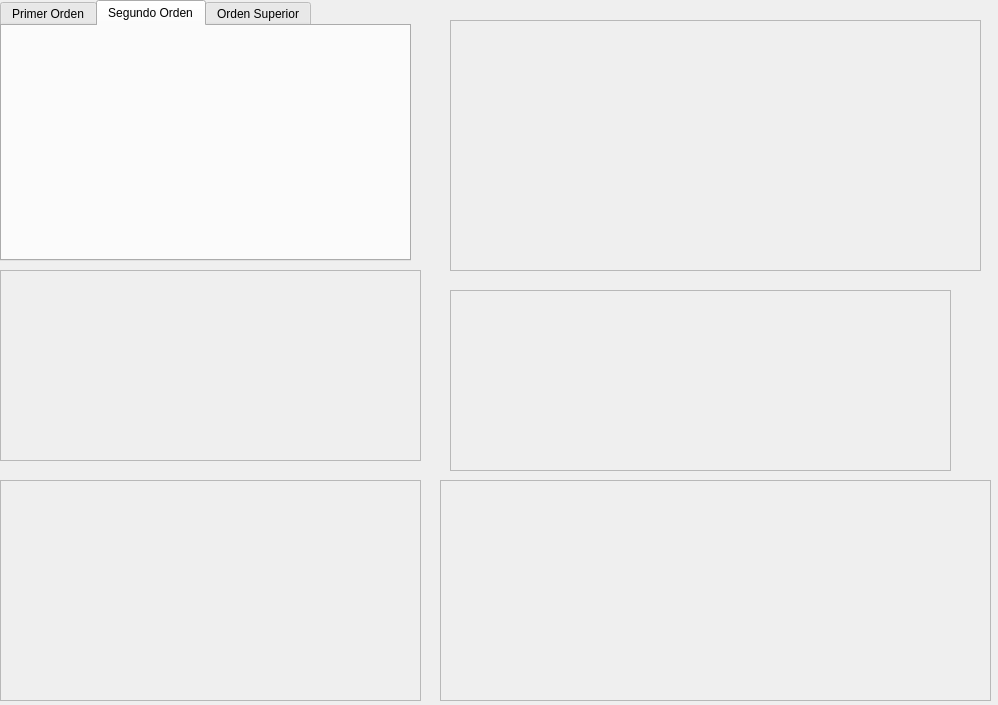
Qt form Graficador.ui (omsmarian/Tp_electro) before a commit.
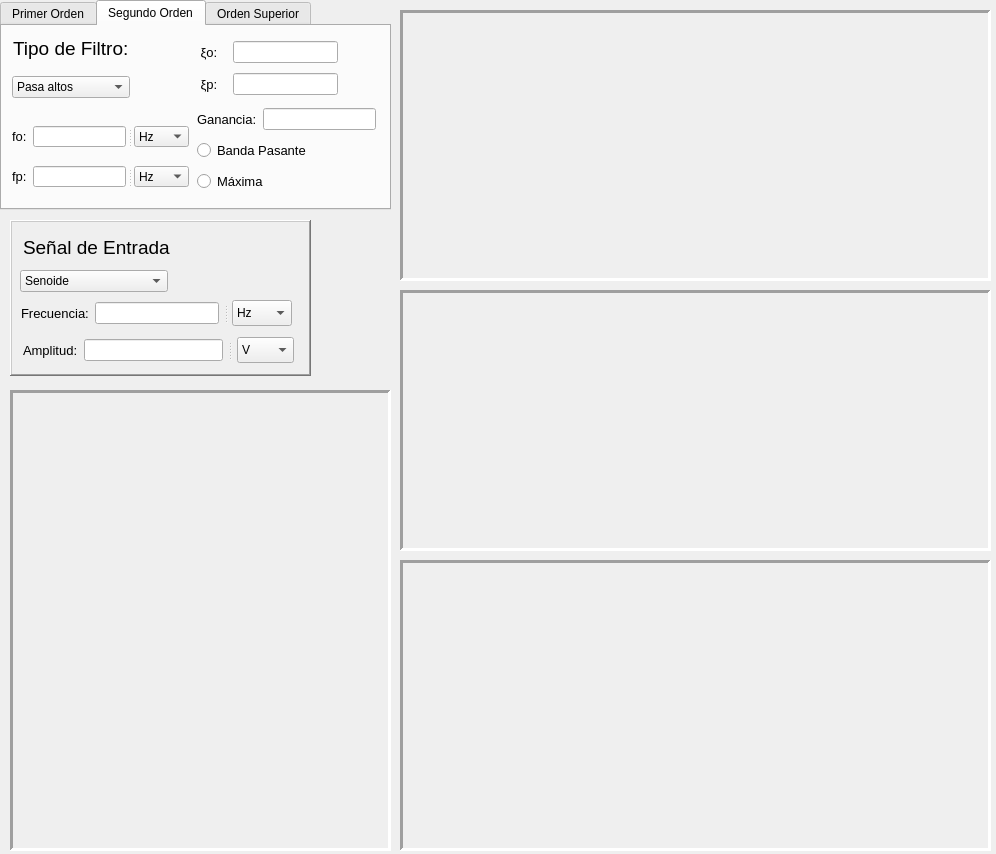
The same form after that commit. The open tabs and pages were chosen to show the change.

Commit message: logica de app

The edit to the form file:
```diff
--- a/Graficador.ui
+++ b/Graficador.ui
@@ -6,10 +6,22 @@
    <rect>
     <x>0</x>
     <y>0</y>
-    <width>998</width>
-    <height>705</height>
+    <width>996</width>
+    <height>854</height>
    </rect>
   </property>
+  <property name="minimumSize">
+   <size>
+    <width>996</width>
+    <height>854</height>
+   </size>
+  </property>
+  <property name="maximumSize">
+   <size>
+    <width>996</width>
+    <height>854</height>
+   </size>
+  </property>
   <property name="windowTitle">
    <string>UwU</string>
   </property>
@@ -19,43 +31,10 @@
      <rect>
       <x>0</x>
       <y>0</y>
-      <width>411</width>
-      <height>261</height>
+      <width>391</width>
+      <height>210</height>
      </rect>
     </property>
-    <property name="cursor">
-     <cursorShape>ArrowCursor</cursorShape>
-    </property>
-    <property name="focusPolicy">
-     <enum>Qt::ClickFocus</enum>
-    </property>
-    <property name="contextMenuPolicy">
-     <enum>Qt::NoContextMenu</enum>
-    </property>
-    <property name="layoutDirection">
-     <enum>Qt::LeftToRight</enum>
-    </property>
-    <property name="autoFillBackground">
-     <bool>false</bool>
-    </property>
-    <property name="inputMethodHints">
-     <set>Qt::ImhNone</set>
-    </property>
-    <property name="currentIndex">
-     <number>0</number>
-    </property>
-    <property name="usesScrollButtons">
-     <bool>true</bool>
-    </property>
-    <property name="documentMode">
-     <bool>false</bool>
-    </property>
-    <property name="tabsClosable">
-     <bool>false</bool>
-    </property>
-    <property name="tabBarAutoHide">
-     <bool>false</bool>
-    </property>
     <widget class="QWidget" name="tab">
      <attribute name="title">
       <string>Primer Orden</string>
@@ -96,13 +75,13 @@
        </property>
       </item>
      </widget>
-     <widget class="QLabel" name="label">
+     <widget class="QLabel" name="label_5">
       <property name="geometry">
        <rect>
-        <x>10</x>
-        <y>10</y>
-        <width>101</width>
-        <height>31</height>
+        <x>11</x>
+        <y>11</y>
+        <width>141</width>
+        <height>22</height>
        </rect>
       </property>
       <property name="font">
@@ -110,11 +89,14 @@
         <pointsize>14</pointsize>
        </font>
       </property>
-      <property name="layoutDirection">
-       <enum>Qt::LeftToRight</enum>
+      <property name="frameShape">
+       <enum>QFrame::NoFrame</enum>
+      </property>
+      <property name="frameShadow">
+       <enum>QFrame::Plain</enum>
       </property>
       <property name="text">
-       <string>Tipo Filtro</string>
+       <string>Tipo de Filtro:</string>
       </property>
       <property name="scaledContents">
        <bool>false</bool>
@@ -168,6 +150,325 @@
      <attribute name="title">
       <string>Segundo Orden</string>
      </attribute>
+     <widget class="QWidget" name="layoutWidget_8">
+      <property name="geometry">
+       <rect>
+        <x>195</x>
+        <y>78</y>
+        <width>179</width>
+        <height>92</height>
+       </rect>
+      </property>
+      <layout class="QVBoxLayout" name="verticalLayout_3">
+       <item>
+        <layout class="QHBoxLayout" name="horizontalLayout_12">
+         <item>
+          <widget class="QLabel" name="ganancia2label">
+           <property name="font">
+            <font>
+             <pointsize>10</pointsize>
+            </font>
+           </property>
+           <property name="text">
+            <string>Ganancia:</string>
+           </property>
+          </widget>
+         </item>
+         <item>
+          <widget class="QLineEdit" name="ganancia2"/>
+         </item>
+        </layout>
+       </item>
+       <item>
+        <widget class="QRadioButton" name="bandapa2">
+         <property name="font">
+          <font>
+           <pointsize>10</pointsize>
+          </font>
+         </property>
+         <property name="text">
+          <string>Banda Pasante</string>
+         </property>
+        </widget>
+       </item>
+       <item>
+        <widget class="QRadioButton" name="max2">
+         <property name="font">
+          <font>
+           <pointsize>10</pointsize>
+          </font>
+         </property>
+         <property name="text">
+          <string>Máxima</string>
+         </property>
+        </widget>
+       </item>
+      </layout>
+     </widget>
+     <widget class="QComboBox" name="filtro2">
+      <property name="geometry">
+       <rect>
+        <x>10</x>
+        <y>50</y>
+        <width>121</width>
+        <height>22</height>
+       </rect>
+      </property>
+      <property name="editable">
+       <bool>false</bool>
+      </property>
+      <property name="sizeAdjustPolicy">
+       <enum>QComboBox::AdjustToContents</enum>
+      </property>
+      <item>
+       <property name="text">
+        <string>Pasa altos</string>
+       </property>
+      </item>
+      <item>
+       <property name="text">
+        <string>Pasa bajos</string>
+       </property>
+      </item>
+      <item>
+       <property name="text">
+        <string>Pasa todo</string>
+       </property>
+      </item>
+      <item>
+       <property name="text">
+        <string>Pasa Banda</string>
+       </property>
+      </item>
+      <item>
+       <property name="text">
+        <string>Notch</string>
+       </property>
+      </item>
+      <item>
+       <property name="text">
+        <string>Low-pass notch</string>
+       </property>
+      </item>
+      <item>
+       <property name="text">
+        <string>High-pass notch</string>
+       </property>
+      </item>
+      <item>
+       <property name="text">
+        <string>Arbitrarios</string>
+       </property>
+      </item>
+     </widget>
+     <widget class="QWidget" name="layoutWidget_10">
+      <property name="geometry">
+       <rect>
+        <x>195</x>
+        <y>45</y>
+        <width>141</width>
+        <height>26</height>
+       </rect>
+      </property>
+      <layout class="QHBoxLayout" name="horizontalLayout_14" stretch="0,0">
+       <property name="spacing">
+        <number>15</number>
+       </property>
+       <item>
+        <widget class="QLabel" name="psiplabel">
+         <property name="font">
+          <font>
+           <pointsize>10</pointsize>
+          </font>
+         </property>
+         <property name="text">
+          <string> ξp:</string>
+         </property>
+        </widget>
+       </item>
+       <item>
+        <widget class="QLineEdit" name="psip">
+         <property name="text">
+          <string/>
+         </property>
+        </widget>
+       </item>
+      </layout>
+     </widget>
+     <widget class="QWidget" name="layoutWidget_9">
+      <property name="geometry">
+       <rect>
+        <x>195</x>
+        <y>11</y>
+        <width>141</width>
+        <height>31</height>
+       </rect>
+      </property>
+      <layout class="QHBoxLayout" name="horizontalLayout_13">
+       <property name="spacing">
+        <number>15</number>
+       </property>
+       <item>
+        <widget class="QLabel" name="psiolabel">
+         <property name="font">
+          <font>
+           <pointsize>10</pointsize>
+          </font>
+         </property>
+         <property name="text">
+          <string> ξo:</string>
+         </property>
+        </widget>
+       </item>
+       <item>
+        <widget class="QLineEdit" name="psio">
+         <property name="text">
+          <string/>
+         </property>
+        </widget>
+       </item>
+      </layout>
+     </widget>
+     <widget class="QLabel" name="label">
+      <property name="geometry">
+       <rect>
+        <x>11</x>
+        <y>11</y>
+        <width>141</width>
+        <height>22</height>
+       </rect>
+      </property>
+      <property name="font">
+       <font>
+        <pointsize>14</pointsize>
+       </font>
+      </property>
+      <property name="text">
+       <string>Tipo de Filtro:</string>
+      </property>
+     </widget>
+     <widget class="QSplitter" name="splitter_6">
+      <property name="geometry">
+       <rect>
+        <x>10</x>
+        <y>100</y>
+        <width>177</width>
+        <height>21</height>
+       </rect>
+      </property>
+      <property name="orientation">
+       <enum>Qt::Horizontal</enum>
+      </property>
+      <property name="handleWidth">
+       <number>8</number>
+      </property>
+      <widget class="QWidget" name="layoutWidget_13">
+       <layout class="QHBoxLayout" name="horizontalLayout_2">
+        <item>
+         <widget class="QLabel" name="fo2label">
+          <property name="font">
+           <font>
+            <pointsize>10</pointsize>
+           </font>
+          </property>
+          <property name="text">
+           <string>fo:</string>
+          </property>
+         </widget>
+        </item>
+        <item>
+         <widget class="QLineEdit" name="fo2">
+          <property name="text">
+           <string/>
+          </property>
+         </widget>
+        </item>
+       </layout>
+      </widget>
+      <widget class="QComboBox" name="unitfo2">
+       <item>
+        <property name="text">
+         <string>Hz</string>
+        </property>
+       </item>
+       <item>
+        <property name="text">
+         <string>KHz</string>
+        </property>
+       </item>
+       <item>
+        <property name="text">
+         <string>MHz</string>
+        </property>
+       </item>
+       <item>
+        <property name="text">
+         <string>GHz</string>
+        </property>
+       </item>
+      </widget>
+     </widget>
+     <widget class="QSplitter" name="splitter_7">
+      <property name="geometry">
+       <rect>
+        <x>10</x>
+        <y>140</y>
+        <width>177</width>
+        <height>21</height>
+       </rect>
+      </property>
+      <property name="orientation">
+       <enum>Qt::Horizontal</enum>
+      </property>
+      <property name="handleWidth">
+       <number>8</number>
+      </property>
+      <widget class="QWidget" name="layoutWidget_6">
+       <layout class="QHBoxLayout" name="horizontalLayout_10">
+        <item>
+         <widget class="QLabel" name="fp2label">
+          <property name="font">
+           <font>
+            <pointsize>10</pointsize>
+           </font>
+          </property>
+          <property name="text">
+           <string>fp:</string>
+          </property>
+         </widget>
+        </item>
+        <item>
+         <widget class="QLineEdit" name="fp2">
+          <property name="text">
+           <string/>
+          </property>
+         </widget>
+        </item>
+       </layout>
+      </widget>
+      <widget class="QComboBox" name="unitfp2">
+       <item>
+        <property name="text">
+         <string>Hz</string>
+        </property>
+       </item>
+       <item>
+        <property name="text">
+         <string>KHz</string>
+        </property>
+       </item>
+       <item>
+        <property name="text">
+         <string>MHz</string>
+        </property>
+       </item>
+       <item>
+        <property name="text">
+         <string>GHz</string>
+        </property>
+       </item>
+      </widget>
+     </widget>
     </widget>
     <widget class="QWidget" name="tab_3">
      <attribute name="title">
@@ -178,81 +479,286 @@
    <widget class="QFrame" name="frame">
     <property name="geometry">
      <rect>
-      <x>450</x>
-      <y>20</y>
-      <width>531</width>
-      <height>251</height>
+      <x>400</x>
+      <y>10</y>
+      <width>591</width>
+      <height>271</height>
      </rect>
     </property>
     <property name="frameShape">
-     <enum>QFrame::StyledPanel</enum>
+     <enum>QFrame::Panel</enum>
     </property>
     <property name="frameShadow">
-     <enum>QFrame::Raised</enum>
+     <enum>QFrame::Sunken</enum>
+    </property>
+    <property name="lineWidth">
+     <number>3</number>
     </property>
    </widget>
    <widget class="QFrame" name="frame_2">
     <property name="geometry">
      <rect>
-      <x>450</x>
+      <x>400</x>
       <y>290</y>
-      <width>501</width>
-      <height>181</height>
+      <width>591</width>
+      <height>261</height>
      </rect>
     </property>
     <property name="frameShape">
-     <enum>QFrame::StyledPanel</enum>
+     <enum>QFrame::Panel</enum>
     </property>
     <property name="frameShadow">
-     <enum>QFrame::Raised</enum>
+     <enum>QFrame::Sunken</enum>
+    </property>
+    <property name="lineWidth">
+     <number>3</number>
     </property>
    </widget>
    <widget class="QFrame" name="frame_3">
     <property name="geometry">
      <rect>
-      <x>0</x>
-      <y>270</y>
-      <width>421</width>
-      <height>191</height>
+      <x>10</x>
+      <y>220</y>
+      <width>301</width>
+      <height>156</height>
      </rect>
     </property>
     <property name="frameShape">
-     <enum>QFrame::StyledPanel</enum>
+     <enum>QFrame::WinPanel</enum>
     </property>
     <property name="frameShadow">
      <enum>QFrame::Raised</enum>
     </property>
+    <property name="lineWidth">
+     <number>3</number>
+    </property>
+    <widget class="QLabel" name="label_6">
+     <property name="geometry">
+      <rect>
+       <x>13</x>
+       <y>13</y>
+       <width>173</width>
+       <height>28</height>
+      </rect>
+     </property>
+     <property name="font">
+      <font>
+       <pointsize>14</pointsize>
+      </font>
+     </property>
+     <property name="layoutDirection">
+      <enum>Qt::LeftToRight</enum>
+     </property>
+     <property name="text">
+      <string>Señal de Entrada</string>
+     </property>
+    </widget>
+    <widget class="QComboBox" name="entradabox">
+     <property name="geometry">
+      <rect>
+       <x>10</x>
+       <y>50</y>
+       <width>152</width>
+       <height>22</height>
+      </rect>
+     </property>
+     <property name="focusPolicy">
+      <enum>Qt::ClickFocus</enum>
+     </property>
+     <property name="editable">
+      <bool>false</bool>
+     </property>
+     <property name="sizeAdjustPolicy">
+      <enum>QComboBox::AdjustToContents</enum>
+     </property>
+     <item>
+      <property name="text">
+       <string>Senoide</string>
+      </property>
+     </item>
+     <item>
+      <property name="text">
+       <string>Pulso Unitario</string>
+      </property>
+     </item>
+     <item>
+      <property name="text">
+       <string>Pulso Periódico</string>
+      </property>
+     </item>
+     <item>
+      <property name="text">
+       <string>Triangular Perdiódica</string>
+      </property>
+     </item>
+    </widget>
+    <widget class="QSplitter" name="splitter">
+     <property name="geometry">
+      <rect>
+       <x>11</x>
+       <y>80</y>
+       <width>271</width>
+       <height>26</height>
+      </rect>
+     </property>
+     <property name="orientation">
+      <enum>Qt::Horizontal</enum>
+     </property>
+     <property name="handleWidth">
+      <number>13</number>
+     </property>
+     <widget class="QWidget" name="layoutWidget">
+      <layout class="QHBoxLayout" name="horizontalLayout_4">
+       <item>
+        <widget class="QLabel" name="frecentlabel">
+         <property name="font">
+          <font>
+           <pointsize>10</pointsize>
+          </font>
+         </property>
+         <property name="text">
+          <string>Frecuencia:</string>
+         </property>
+        </widget>
+       </item>
+       <item>
+        <widget class="QLineEdit" name="frecent">
+         <property name="text">
+          <string notr="true"/>
+         </property>
+        </widget>
+       </item>
+      </layout>
+     </widget>
+     <widget class="QComboBox" name="unitfrecent">
+      <item>
+       <property name="text">
+        <string>Hz</string>
+       </property>
+      </item>
+      <item>
+       <property name="text">
+        <string>KHz</string>
+       </property>
+      </item>
+      <item>
+       <property name="text">
+        <string>MHz</string>
+       </property>
+      </item>
+      <item>
+       <property name="text">
+        <string>GHz</string>
+       </property>
+      </item>
+     </widget>
+    </widget>
+    <widget class="QSplitter" name="splitter_2">
+     <property name="geometry">
+      <rect>
+       <x>13</x>
+       <y>117</y>
+       <width>271</width>
+       <height>26</height>
+      </rect>
+     </property>
+     <property name="orientation">
+      <enum>Qt::Horizontal</enum>
+     </property>
+     <property name="handleWidth">
+      <number>14</number>
+     </property>
+     <widget class="QWidget" name="layoutWidget_2">
+      <layout class="QHBoxLayout" name="horizontalLayout_5">
+       <item>
+        <widget class="QLabel" name="ampentlabel">
+         <property name="font">
+          <font>
+           <pointsize>10</pointsize>
+          </font>
+         </property>
+         <property name="text">
+          <string>Amplitud:</string>
+         </property>
+        </widget>
+       </item>
+       <item>
+        <widget class="QLineEdit" name="ampent">
+         <property name="text">
+          <string notr="true"/>
+         </property>
+        </widget>
+       </item>
+      </layout>
+     </widget>
+     <widget class="QComboBox" name="unitampent">
+      <item>
+       <property name="text">
+        <string>V</string>
+       </property>
+      </item>
+      <item>
+       <property name="text">
+        <string>KV</string>
+       </property>
+      </item>
+      <item>
+       <property name="text">
+        <string>MV</string>
+       </property>
+      </item>
+     </widget>
+    </widget>
    </widget>
    <widget class="QFrame" name="frame_4">
     <property name="geometry">
      <rect>
-      <x>0</x>
-      <y>480</y>
-      <width>421</width>
-      <height>221</height>
+      <x>10</x>
+      <y>390</y>
+      <width>381</width>
+      <height>461</height>
      </rect>
     </property>
     <property name="frameShape">
-     <enum>QFrame::StyledPanel</enum>
+     <enum>QFrame::Panel</enum>
     </property>
     <property name="frameShadow">
-     <enum>QFrame::Raised</enum>
+     <enum>QFrame::Sunken</enum>
     </property>
+    <property name="lineWidth">
+     <number>3</number>
+    </property>
    </widget>
    <widget class="QFrame" name="frame_5">
     <property name="geometry">
      <rect>
-      <x>440</x>
-      <y>480</y>
-      <width>551</width>
-      <height>221</height>
+      <x>400</x>
+      <y>560</y>
+      <width>591</width>
+      <height>291</height>
      </rect>
     </property>
     <property name="frameShape">
-     <enum>QFrame::StyledPanel</enum>
+     <enum>QFrame::Panel</enum>
     </property>
     <property name="frameShadow">
-     <enum>QFrame::Raised</enum>
+     <enum>QFrame::Sunken</enum>
+    </property>
+    <property name="lineWidth">
+     <number>3</number>
+    </property>
+   </widget>
+   <widget class="QSplitter" name="splitter_3">
+    <property name="geometry">
+     <rect>
+      <x>0</x>
+      <y>0</y>
+      <width>0</width>
+      <height>0</height>
+     </rect>
+    </property>
+    <property name="orientation">
+     <enum>Qt::Horizontal</enum>
     </property>
    </widget>
   </widget>
```
Left out of the diff: 272 changed lines with no effect on the pictures. The commit also changes 2 other files.
